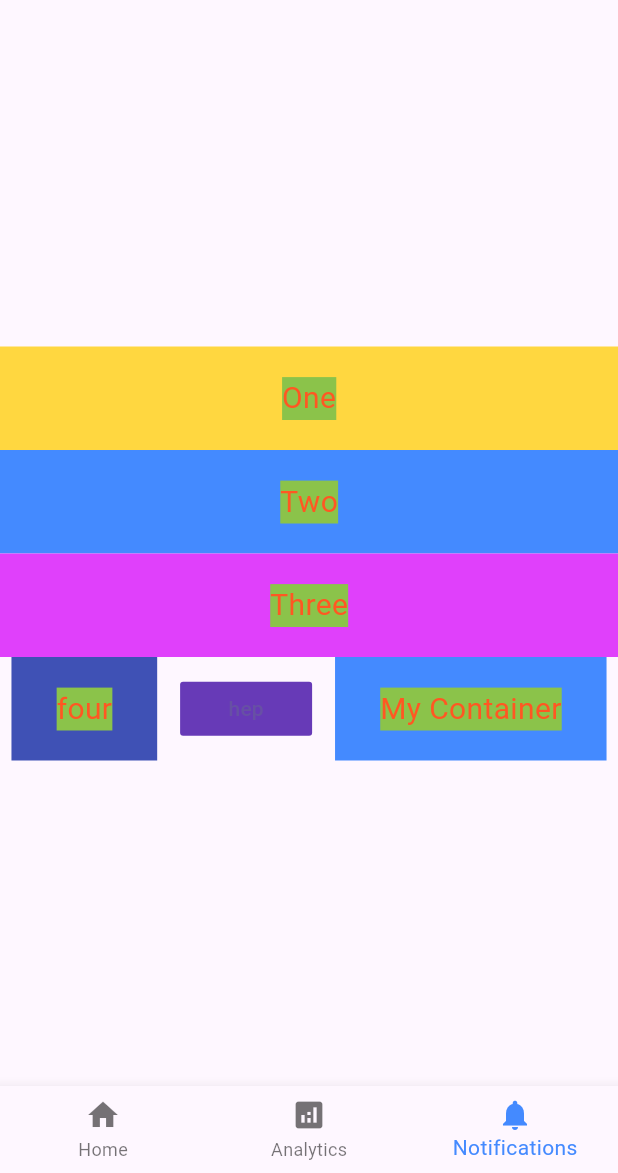
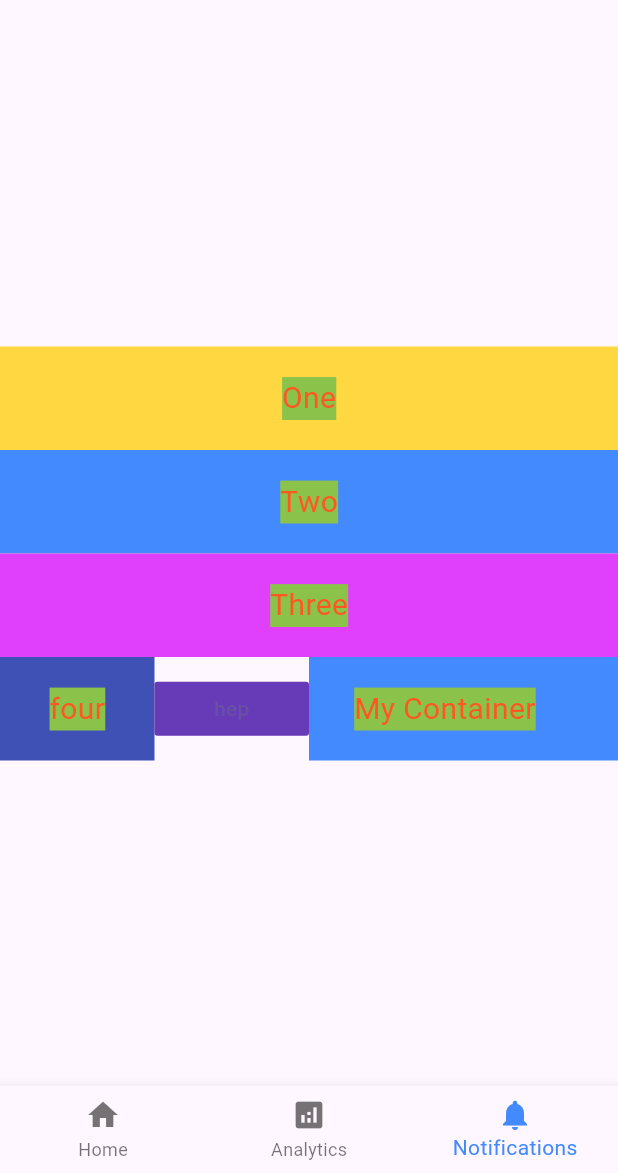
Before and after one commit to tawfikelbadry/learn-flutter, a Flutter app: the screen it shows after launch, item 3 of the bottom bar chosen, on a phone screen of 412 x 824 dp, the part 63-1236 px from its top. Run offline on Flutter 3.47's test engine with Material 3 defaults, Android fonts, the phone set to English and light mode, and no system bars.

Commit message:
wrap widgets in Expanded

```diff
--- a/lib/components/RowComponent.dart
+++ b/lib/components/RowComponent.dart
@@ -9,8 +9,13 @@ class RowComponent extends StatelessWidget {
       mainAxisAlignment: MainAxisAlignment.spaceAround,
       crossAxisAlignment: CrossAxisAlignment.center,
       children: <Widget>[
-        ContainerItem1(text: "four", backgroundColor: Colors.indigo),
-        TextButton(
+        Expanded(
+          flex: 1,
+          child: ContainerItem1(text: "four", backgroundColor: Colors.indigo),
+        ),
+        Expanded(
+          flex: 1,
+          child: TextButton(
             onPressed: () {},
             style: TextButton.styleFrom(
               backgroundColor: Colors.deepPurple,
@@ -22,7 +27,10 @@ class RowComponent extends StatelessWidget {
             ),
             child: const Text("hep"),
           ),
-        Container(
+        ),
+        Expanded(
+          flex: 2,
+          child: Container(
             padding: EdgeInsets.symmetric(horizontal: 30, vertical: 20),
             color: Colors.blueAccent,
             child: Text(
@@ -31,6 +39,7 @@ class RowComponent extends StatelessWidget {
                 backgroundColor: Colors.lightGreen,
                 fontSize: 20,
                 color: Colors.deepOrange,
+              ),
             ),
           ),
         ),
@@ -51,7 +60,7 @@ class ColumnComponent extends StatelessWidget {
         ContainerItem1(text: "One", backgroundColor: Colors.amberAccent),
         ContainerItem1(text: "Two", backgroundColor: Colors.blueAccent),
         ContainerItem1(text: "Three", backgroundColor: Colors.purpleAccent),
-        RowComponent()
+        RowComponent(),
       ],
     );
   }
```
Lines whose indentation alone changed are shown as unchanged.
